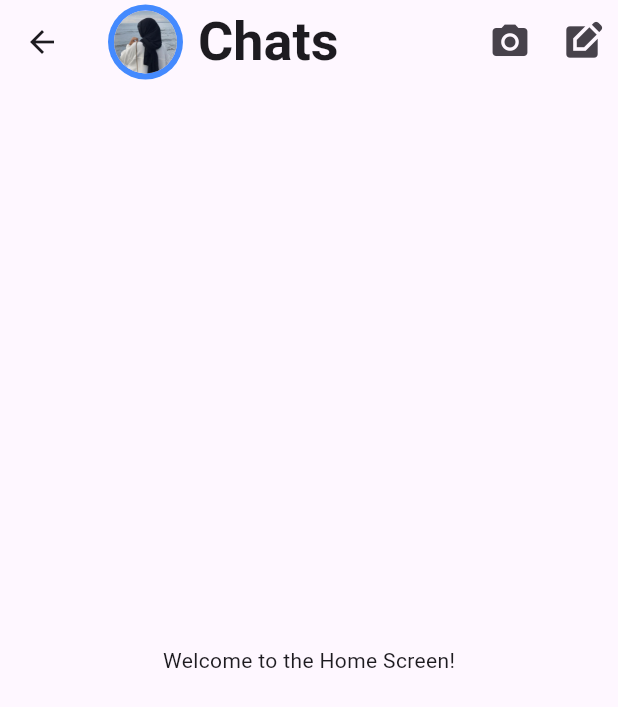
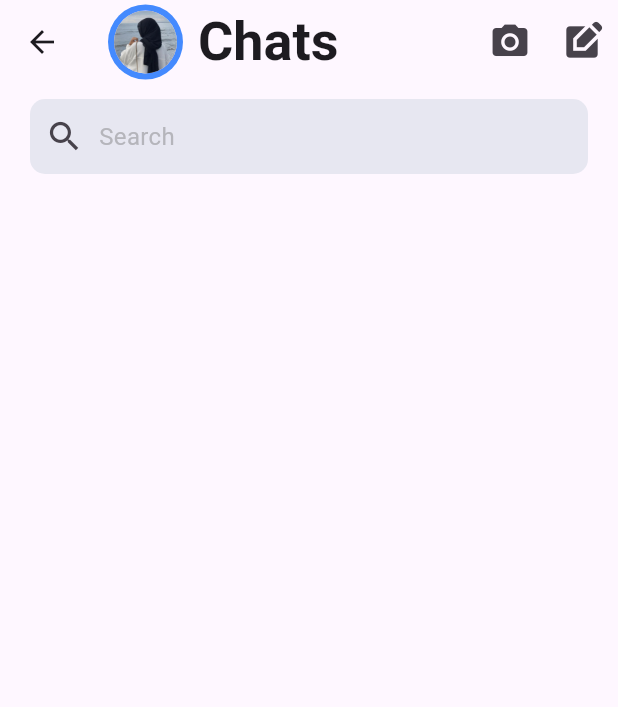
Before and after one commit to helkayal/Easylearn-Task8-Chat-App, a Flutter app: the HomeScreen screen opened directly, on a phone screen of 412 x 824 dp. Shown: the top 707 px of the screen. Run offline on Flutter 3.47's test engine with Material 3 defaults, Android fonts, the phone set to English and light mode, and no system bars.

Commit message:
home screen seach box

```diff
--- a/lib/features/home/presentation/views/home_screen_body.dart
+++ b/lib/features/home/presentation/views/home_screen_body.dart
@@ -1,10 +1,36 @@
 import 'package:flutter/material.dart';
+import 'package:task8_chat_app/core/theme/app_colors.dart';
+import 'package:task8_chat_app/core/utils/app_strings.dart';
 
 class HomeScreenBody extends StatelessWidget {
   const HomeScreenBody({super.key});
 
   @override
   Widget build(BuildContext context) {
-    return const Center(child: Text('Welcome to the Home Screen!'));
+    return Column(
+      children: [
+        Container(
+          margin: const EdgeInsets.only(top: 10, left: 20, right: 20),
+          padding: const EdgeInsets.symmetric(horizontal: 10),
+          height: 50,
+          decoration: BoxDecoration(
+            color: AppColors.lightGreyColor,
+            borderRadius: BorderRadius.circular(10),
+          ),
+          child: const Center(
+            child: Row(
+              spacing: 10,
+              children: [
+                Icon(Icons.search, color: AppColors.darkGreyColor, size: 26),
+                Text(
+                  AppStrings.search,
+                  style: TextStyle(color: AppColors.greyColor, fontSize: 16),
+                ),
+              ],
+            ),
+          ),
+        ),
+      ],
+    );
   }
 }
```
